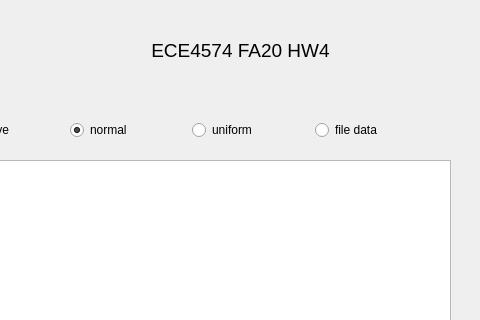
Old version of the form mainwindow.ui in the repository DhairyaSurana/Qt-Distribution; both pictures show x 430 to 910 and y 0 to 320 of the 910 by 661 pixel window.
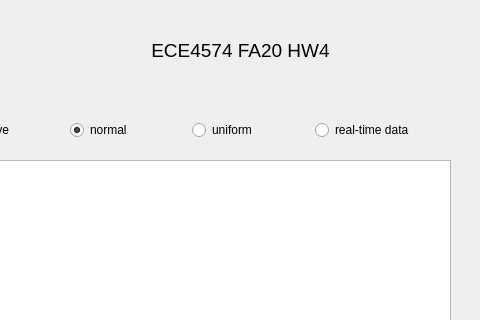
New version of the form. Custom widgets are drawn as their Qt base class.

Commit message: Replaced 'file data' button with 'real-time data' button

```diff
--- a/mainwindow.ui
+++ b/mainwindow.ui
@@ -53,7 +53,7 @@
      <item>
       <widget class="QRadioButton" name="file_button">
        <property name="text">
-        <string>file data</string>
+        <string>real-time data</string>
        </property>
       </widget>
      </item>
```
Left out of the diff: 2 changed lines with no effect on the pictures. The commit also changes 2 other files.
